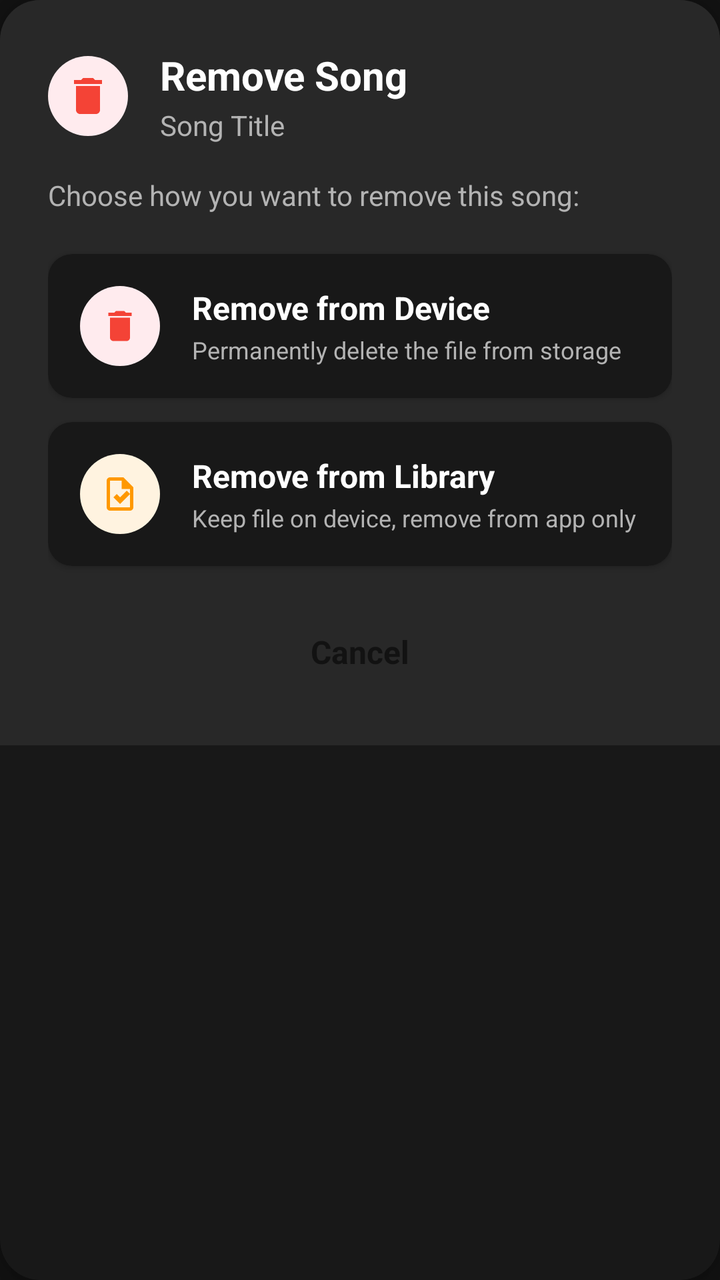
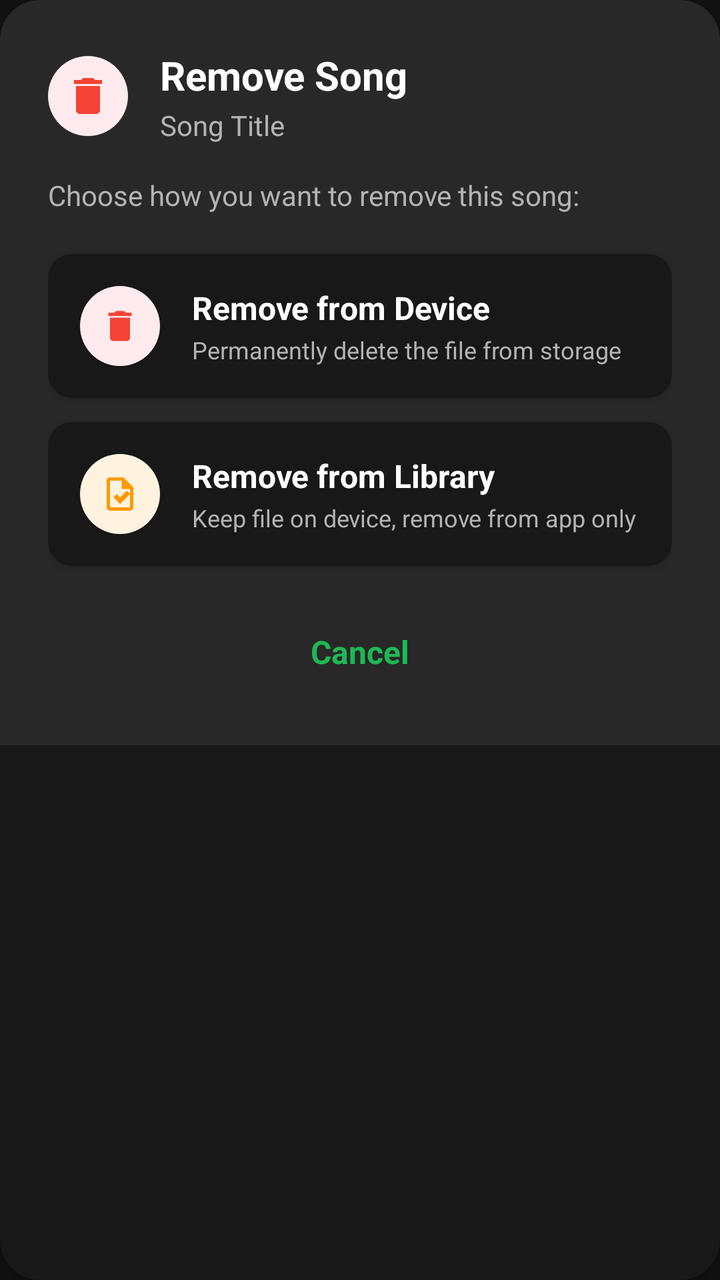

The first picture is an Android layout as it rendered before a commit; the second is the same layout after the commit. The layout source and the unified diff follow.
<!-- AndroidManifest.xml: application theme Base.Theme.MuseBox -->
<!-- res/layout/dialog_remove_song.xml -->
<?xml version="1.0" encoding="utf-8"?>
<com.google.android.material.card.MaterialCardView xmlns:android="http://schemas.android.com/apk/res/android"
    xmlns:app="http://schemas.android.com/apk/res-auto"
    android:layout_width="match_parent"
    android:layout_height="wrap_content"
    app:cardCornerRadius="20dp"
    app:cardElevation="8dp"
    android:layout_margin="24dp">

    <LinearLayout
        android:orientation="vertical"
        android:layout_width="match_parent"
        android:layout_height="wrap_content"
        android:background="@color/light_card"
        android:padding="24dp">

        
        <LinearLayout
            android:layout_width="match_parent"
            android:layout_height="wrap_content"
            android:orientation="horizontal"
            android:gravity="center_vertical"
            android:layout_marginBottom="16dp">

            <FrameLayout
                android:layout_width="40dp"
                android:layout_height="40dp"
                android:background="@drawable/circle_background"
                android:backgroundTint="@color/error_light">

                <ImageView
                    android:layout_width="24dp"
                    android:layout_height="24dp"
                    android:layout_gravity="center"
                    android:src="@drawable/ic_delete"
                    android:tint="@color/error" />
            </FrameLayout>

            <LinearLayout
                android:layout_width="0dp"
                android:layout_height="wrap_content"
                android:layout_weight="1"
                android:orientation="vertical"
                android:layout_marginStart="16dp">

                <TextView
                    android:layout_width="wrap_content"
                    android:layout_height="wrap_content"
                    android:text="Remove Song"
                    android:textStyle="bold"
                    android:textSize="20sp"
                    android:textColor="@color/text_primary" />

                <TextView
                    android:id="@+id/tvSongTitle"
                    android:layout_width="wrap_content"
                    android:layout_height="wrap_content"
                    android:text="Song Title"
                    android:textSize="14sp"
                    android:textColor="@color/text_secondary"
                    android:layout_marginTop="2dp"
                    android:maxLines="1"
                    android:ellipsize="end" />
            </LinearLayout>

        </LinearLayout>

        
        <TextView
            android:layout_width="wrap_content"
            android:layout_height="wrap_content"
            android:text="Choose how you want to remove this song:"
            android:textSize="14sp"
            android:textColor="@color/text_secondary"
            android:layout_marginBottom="20dp" />

        
        <com.google.android.material.card.MaterialCardView
            android:id="@+id/btn_remove_device"
            android:layout_width="match_parent"
            android:layout_height="wrap_content"
            app:cardCornerRadius="12dp"
            app:cardBackgroundColor="@color/light_surface"
            app:cardElevation="2dp"
            android:layout_marginBottom="12dp"
            android:clickable="true"
            android:focusable="true"
            android:foreground="?android:attr/selectableItemBackground">

            <LinearLayout
                android:layout_width="match_parent"
                android:layout_height="wrap_content"
                android:orientation="horizontal"
                android:padding="16dp"
                android:gravity="center_vertical">

                <FrameLayout
                    android:layout_width="40dp"
                    android:layout_height="40dp"
                    android:background="@drawable/circle_background"
                    android:backgroundTint="@color/error_light">

                    <ImageView
                        android:layout_width="20dp"
                        android:layout_height="20dp"
                        android:layout_gravity="center"
                        android:src="@drawable/ic_delete_forever"
                        android:tint="@color/error" />
                </FrameLayout>

                <LinearLayout
                    android:layout_width="0dp"
                    android:layout_height="wrap_content"
                    android:layout_weight="1"
                    android:orientation="vertical"
                    android:layout_marginStart="16dp">

                    <TextView
                        android:layout_width="wrap_content"
                        android:layout_height="wrap_content"
                        android:text="Remove from Device"
                        android:textStyle="bold"
                        android:textSize="16sp"
                        android:textColor="@color/text_primary" />

                    <TextView
                        android:layout_width="wrap_content"
                        android:layout_height="wrap_content"
                        android:text="Permanently delete the file from storage"
                        android:textSize="12sp"
                        android:textColor="@color/text_secondary"
                        android:layout_marginTop="2dp" />
                </LinearLayout>

            </LinearLayout>

        </com.google.android.material.card.MaterialCardView>

        
        <com.google.android.material.card.MaterialCardView
            android:id="@+id/btn_remove_library"
            android:layout_width="match_parent"
            android:layout_height="wrap_content"
            app:cardCornerRadius="12dp"
            app:cardBackgroundColor="@color/light_surface"
            app:cardElevation="2dp"
            android:layout_marginBottom="20dp"
            android:clickable="true"
            android:focusable="true"
            android:foreground="?android:attr/selectableItemBackground">

            <LinearLayout
                android:layout_width="match_parent"
                android:layout_height="wrap_content"
                android:orientation="horizontal"
                android:padding="16dp"
                android:gravity="center_vertical">

                <FrameLayout
                    android:layout_width="40dp"
                    android:layout_height="40dp"
                    android:background="@drawable/circle_background"
                    android:backgroundTint="@color/warning_light">

                    <ImageView
                        android:layout_width="20dp"
                        android:layout_height="20dp"
                        android:layout_gravity="center"
                        android:src="@drawable/ic_library_remove"
                        android:tint="@color/warning" />
                </FrameLayout>

                <LinearLayout
                    android:layout_width="0dp"
                    android:layout_height="wrap_content"
                    android:layout_weight="1"
                    android:orientation="vertical"
                    android:layout_marginStart="16dp">

                    <TextView
                        android:layout_width="wrap_content"
                        android:layout_height="wrap_content"
                        android:text="Remove from Library"
                        android:textStyle="bold"
                        android:textSize="16sp"
                        android:textColor="@color/text_primary" />

                    <TextView
                        android:layout_width="wrap_content"
                        android:layout_height="wrap_content"
                        android:text="Keep file on device, remove from app only"
                        android:textSize="12sp"
                        android:textColor="@color/text_secondary"
                        android:layout_marginTop="2dp" />
                </LinearLayout>

            </LinearLayout>

        </com.google.android.material.card.MaterialCardView>

        
        <TextView
            android:id="@+id/btn_cancel"
            android:layout_width="wrap_content"
            android:layout_height="wrap_content"
            android:layout_gravity="center"
            android:text="Cancel"
            android:textSize="16sp"
            android:textStyle="bold"
            android:textColor="@color/musebox_green"
            android:padding="12dp"
            android:background="?android:attr/selectableItemBackgroundBorderless"
            android:clickable="true"
            android:focusable="true" />

    </LinearLayout>

</com.google.android.material.card.MaterialCardView>
<!-- resources referenced by this layout -->
<resources>
  <color name="error">#F44336</color>
  <color name="error_light">#FFEBEE</color>
  <color name="light_card">#282828</color>
  <color name="light_surface">#181818</color>
  <color name="musebox_green">#121212</color>
  <color name="text_primary">#FFFFFF</color>
  <color name="text_secondary">#B3B3B3</color>
  <color name="warning">#FF9800</color>
  <color name="warning_light">#FFF3E0</color>
  <!-- drawable circle_background (drawable) -->
  <shape xmlns:android="http://schemas.android.com/apk/res/android"
      android:shape="oval">
      <solid android:color="@color/dark_gray"/>
  </shape>
  <!-- drawable ic_delete (drawable) -->
  <vector xmlns:android="http://schemas.android.com/apk/res/android"
      android:width="24dp"
      android:height="24dp"
      android:viewportWidth="24"
      android:viewportHeight="24">
    <path
        android:pathData="M6,19c0,1.1 0.9,2 2,2h8c1.1,0 2,-0.9 2,-2V7H6v12zM19,4h-3.5l-1,-1h-5l-1,1H5v2h14V4z"
        android:fillColor="@android:color/white"/>
  </vector>
  <!-- drawable ic_delete_forever (drawable) -->
  <vector xmlns:android="http://schemas.android.com/apk/res/android"
      android:width="24dp"
      android:height="24dp"
      android:viewportWidth="24"
      android:viewportHeight="24">
    <path
        android:pathData="M14.12,10.47L12,12.59l-2.13,-2.12 -1.41,1.41L10.59,14l-2.12,2.12 1.41,1.41L12,15.41l2.12,2.12 1.41,-1.41L13.41,14l2.12,-2.12zM15.5,4l-1,-1h-5l-1,1H5v2h14V4zM6,19c0,1.1 0.9,2 2,2h8c1.1,0 2,-0.9 2,-2V7H6v12z"
        android:fillColor="@android:color/white"/>
  </vector>
  <style name="Base.Theme.MuseBox" parent="Theme.MaterialComponents.DayNight.NoActionBar">
          
          <item name="colorPrimary">@color/spotify_green</item>
          <item name="colorPrimaryVariant">@color/spotify_black</item>
          <item name="colorOnPrimary">@color/white</item>
          <item name="colorSecondary">@color/spotify_green</item>
          <item name="colorSecondaryVariant">@color/spotify_green_dark</item>
          <item name="colorOnSecondary">@color/black</item>
          
          
          <item name="android:colorBackground">@color/spotify_black</item>
          <item name="colorSurface">@color/spotify_dark_gray</item>
          <item name="colorOnSurface">@color/white</item>
          <item name="colorOnBackground">@color/white</item>
  
          
          <item name="windowActionBar">false</item>
          <item name="windowNoTitle">true</item>
  
          
          <item name="android:statusBarColor">@color/spotify_black</item>
          <item name="android:windowLightStatusBar">false</item>
          
          
          <item name="android:navigationBarColor">@color/spotify_black</item>
      </style>
  <color name="dark_gray">#282828</color>
  <color name="spotify_green">#1DB954</color>
  <color name="spotify_black">#121212</color>
  <color name="white">#FFFFFFFF</color>
  <color name="spotify_green_dark">#1AA34A</color>
  <color name="black">#FF000000</color>
  <color name="spotify_dark_gray">#181818</color>
  <!-- unchanged entries left out for length: 1 -->
</resources>

<!-- the commit's change to res/layout/dialog_remove_song.xml (unified diff, before → after) -->
@@ -207,7 +207,7 @@
             android:text="Cancel"
             android:textSize="16sp"
             android:textStyle="bold"
-            android:textColor="@color/musebox_green"
+            android:textColor="@color/spotify_green"
             android:padding="12dp"
             android:background="?android:attr/selectableItemBackgroundBorderless"
             android:clickable="true"
<!-- resource entries referenced after the edit -->
@@ -4,7 +4,6 @@
   <color name="error_light">#FFEBEE</color>
   <color name="light_card">#282828</color>
   <color name="light_surface">#181818</color>
-  <color name="musebox_green">#121212</color>
   <color name="text_primary">#FFFFFF</color>
   <color name="text_secondary">#B3B3B3</color>
   <color name="warning">#FF9800</color>
@@ -59,6 +58,10 @@
           
           
           <item name="android:navigationBarColor">@color/spotify_black</item>
+          
+          
+          <item name="popupMenuStyle">@style/Widget.MuseBox.PopupMenu</item>
+          <item name="android:popupMenuStyle">@style/Widget.MuseBox.PopupMenu</item>
       </style>
   <color name="dark_gray">#282828</color>
   <color name="spotify_green">#1DB954</color>
@@ -67,6 +70,22 @@
   <color name="spotify_green_dark">#1AA34A</color>
   <color name="black">#FF000000</color>
   <color name="spotify_dark_gray">#181818</color>
+  <style name="Widget.MuseBox.PopupMenu" parent="Widget.MaterialComponents.PopupMenu">
+          <item name="android:popupBackground">@drawable/popup_menu_background</item>
+          <item name="android:popupElevation">8dp</item>
+          <item name="android:textColor">@color/white</item>
+      </style>
+  <!-- drawable popup_menu_background (drawable) -->
+  <?xml version="1.0" encoding="utf-8"?>
+  <shape xmlns:android="http://schemas.android.com/apk/res/android">
+      <solid android:color="@color/spotify_gray" />
+      <corners android:radius="8dp" />
+      <stroke
+          android:width="1dp"
+          android:color="@color/spotify_light_gray" />
+  </shape>
+  <color name="spotify_gray">#282828</color>
+  <color name="spotify_light_gray">#3E3E3E</color>
   <!-- unchanged entries left out for length: 1 -->
 </resources>
 
